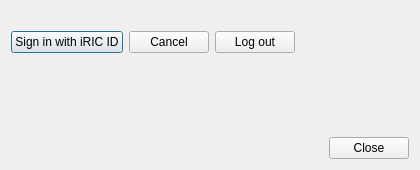
First picture: the form in libs/misc/iricauthdialog.ui, repository kskinoue0612/prepost-gui, before the edit.
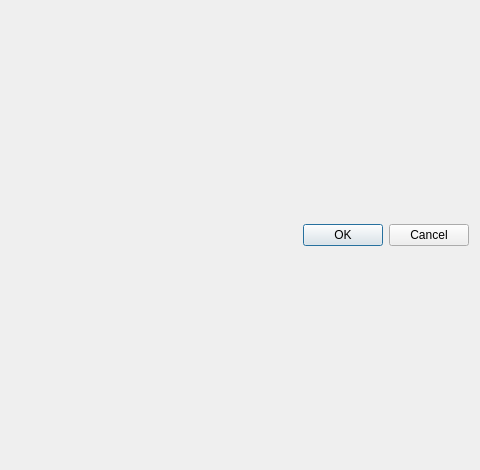
Second picture: the form after the edit.

Commit message:
Add telemetry support and refactor authentication dialog
- Introduced telemetry mode handling in iRICAuthClient.
- Added telemetry consent dialog and integrated it into the preferences.
- Updated main application flow to accommodate telemetry reporting.
- Refactored authentication dialog to use a telemetry widget.
- Removed obsolete authentication methods and cleaned up related code.

Patch:
```diff
--- a/libs/misc/iricauthdialog.ui
+++ b/libs/misc/iricauthdialog.ui
@@ -6,8 +6,8 @@
    <rect>
     <x>0</x>
     <y>0</y>
-    <width>420</width>
-    <height>170</height>
+    <width>480</width>
+    <height>470</height>
    </rect>
   </property>
   <property name="windowTitle">
@@ -15,71 +15,7 @@
   </property>
   <layout class="QVBoxLayout" name="verticalLayout">
    <item>
-    <widget class="QLabel" name="statusLabel">
-     <property name="text">
-      <string/>
-     </property>
-     <property name="alignment">
-      <set>Qt::AlignLeading|Qt::AlignLeft|Qt::AlignTop</set>
-     </property>
-     <property name="wordWrap">
-      <bool>true</bool>
-     </property>
-    </widget>
-   </item>
-   <item>
-    <layout class="QHBoxLayout" name="buttonLayout">
-     <item>
-      <widget class="QPushButton" name="signInButton">
-       <property name="text">
-        <string>Sign in with iRIC ID</string>
-       </property>
-      </widget>
-     </item>
-     <item>
-      <widget class="QPushButton" name="cancelButton">
-       <property name="visible">
-        <bool>false</bool>
-       </property>
-       <property name="text">
-        <string>Cancel</string>
-       </property>
-      </widget>
-     </item>
-     <item>
-      <widget class="QPushButton" name="logoutButton">
-       <property name="text">
-        <string>Log out</string>
-       </property>
-      </widget>
-     </item>
-     <item>
-      <spacer name="buttonSpacer">
-       <property name="orientation">
-        <enum>Qt::Horizontal</enum>
-       </property>
-       <property name="sizeHint" stdset="0">
-        <size>
-         <width>40</width>
-         <height>20</height>
-        </size>
-       </property>
-      </spacer>
-     </item>
-    </layout>
-   </item>
-   <item>
-    <spacer name="verticalSpacer">
-     <property name="orientation">
-      <enum>Qt::Vertical</enum>
-     </property>
-     <property name="sizeHint" stdset="0">
-      <size>
-       <width>20</width>
-       <height>20</height>
-      </size>
-     </property>
-    </spacer>
+    <layout class="QVBoxLayout" name="contentLayout"/>
    </item>
    <item>
     <widget class="QDialogButtonBox" name="buttonBox">
@@ -87,7 +23,7 @@
       <enum>Qt::Horizontal</enum>
      </property>
      <property name="standardButtons">
-      <set>QDialogButtonBox::Close</set>
+      <set>QDialogButtonBox::Cancel|QDialogButtonBox::Ok</set>
      </property>
     </widget>
    </item>
```
Left out of the diff: 10 changed lines with no effect on the pictures. The commit also changes 13 other files.
